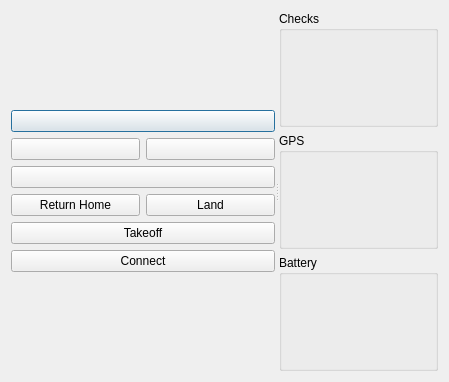
JF631/FLYJUMP, file ui/DroneControlDialog.ui: the form before one commit.
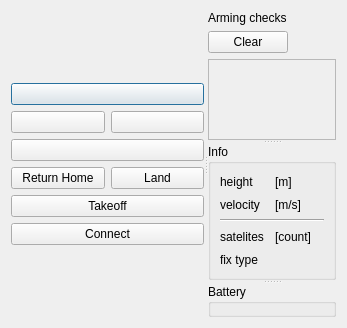
The form after the commit. Icons and pictures are not drawn.

Commit message: improves drone connection stability

Patch:
```diff
--- a/ui/DroneControlDialog.ui
+++ b/ui/DroneControlDialog.ui
@@ -6,16 +6,16 @@
    <rect>
     <x>0</x>
     <y>0</y>
-    <width>449</width>
-    <height>382</height>
+    <width>347</width>
+    <height>328</height>
    </rect>
   </property>
   <property name="windowTitle">
    <string>Dialog</string>
   </property>
-  <layout class="QHBoxLayout" name="horizontalLayout_3">
+  <layout class="QHBoxLayout" name="horizontalLayout_4">
    <item>
-    <widget class="QSplitter" name="splitter">
+    <widget class="QSplitter" name="splitter_2">
      <property name="orientation">
       <enum>Qt::Horizontal</enum>
      </property>
@@ -141,46 +141,77 @@
        </item>
       </layout>
      </widget>
+     <widget class="QSplitter" name="splitter">
+      <property name="orientation">
+       <enum>Qt::Vertical</enum>
+      </property>
      <widget class="QWidget" name="">
+       <layout class="QVBoxLayout" name="verticalLayout_3">
+        <item>
+         <widget class="QLabel" name="label_clear_messages">
+          <property name="text">
+           <string>Arming checks</string>
+          </property>
+         </widget>
+        </item>
+        <item>
+         <layout class="QHBoxLayout" name="horizontalLayout_3">
+          <item>
+           <widget class="QPushButton" name="clear_msg_button">
+            <property name="text">
+             <string>Clear</string>
+            </property>
+           </widget>
+          </item>
+          <item>
+           <spacer name="horizontalSpacer">
+            <property name="orientation">
+             <enum>Qt::Horizontal</enum>
+            </property>
+            <property name="sizeHint" stdset="0">
+             <size>
+              <width>18</width>
+              <height>20</height>
+             </size>
+            </property>
+           </spacer>
+          </item>
+         </layout>
+        </item>
+        <item>
+         <widget class="QScrollArea" name="scrollArea">
+          <property name="minimumSize">
+           <size>
+            <width>100</width>
+            <height>50</height>
+           </size>
+          </property>
+          <property name="widgetResizable">
+           <bool>true</bool>
+          </property>
+          <widget class="QWidget" name="scrollAreaWidgetContents">
+           <property name="geometry">
+            <rect>
+             <x>0</x>
+             <y>0</y>
+             <width>124</width>
+             <height>70</height>
+            </rect>
+           </property>
       <layout class="QVBoxLayout" name="verticalLayout">
        <item>
-        <widget class="QGroupBox" name="checks_groupbox">
-         <property name="title">
-          <string>Checks</string>
-         </property>
          <widget class="QLabel" name="label_arm_checks">
-          <property name="geometry">
-           <rect>
-            <x>10</x>
-            <y>20</y>
-            <width>151</width>
-            <height>41</height>
-           </rect>
-          </property>
-          <property name="sizePolicy">
-           <sizepolicy hsizetype="Expanding" vsizetype="Expanding">
-            <horstretch>0</horstretch>
-            <verstretch>0</verstretch>
-           </sizepolicy>
-          </property>
-          <property name="font">
-           <font>
-            <kerning>true</kerning>
-           </font>
-          </property>
           <property name="text">
            <string/>
           </property>
-          <property name="scaledContents">
-           <bool>true</bool>
-          </property>
-          <property name="alignment">
-           <set>Qt::AlignLeading|Qt::AlignLeft|Qt::AlignTop</set>
-          </property>
-         </widget>
-        </widget>
-       </item>
-       <item>
+             </widget>
+            </item>
+           </layout>
+          </widget>
+         </widget>
+        </item>
+       </layout>
+      </widget>
         <widget class="QGroupBox" name="gps_groupbox">
          <property name="minimumSize">
           <size>
@@ -189,30 +220,83 @@
           </size>
          </property>
          <property name="title">
-          <string>GPS</string>
-         </property>
-         <widget class="QLabel" name="label_gps">
-          <property name="geometry">
-           <rect>
-            <x>10</x>
-            <y>30</y>
-            <width>101</width>
-            <height>31</height>
-           </rect>
-          </property>
+        <string>Info</string>
+       </property>
+       <layout class="QVBoxLayout" name="verticalLayout_4">
+        <item>
+         <layout class="QHBoxLayout" name="horizontalLayout_5">
+          <item>
+           <widget class="QLabel" name="label_height">
+            <property name="text">
+             <string>height</string>
+            </property>
+           </widget>
+          </item>
+          <item>
+           <widget class="QLabel" name="label_height_m">
           <property name="text">
-           <string/>
-          </property>
-          <property name="scaledContents">
-           <bool>true</bool>
-          </property>
-          <property name="alignment">
-           <set>Qt::AlignLeading|Qt::AlignLeft|Qt::AlignTop</set>
-          </property>
-         </widget>
+             <string>[m]</string>
+            </property>
+           </widget>
+          </item>
+         </layout>
+        </item>
+        <item>
+         <layout class="QHBoxLayout" name="horizontalLayout_6">
+          <item>
+           <widget class="QLabel" name="label_velocity">
+            <property name="text">
+             <string>velocity</string>
+            </property>
+           </widget>
+          </item>
+          <item>
+           <widget class="QLabel" name="label_velocity_ms">
+            <property name="text">
+             <string>[m/s]</string>
+            </property>
+           </widget>
+          </item>
+         </layout>
+        </item>
+        <item>
+         <widget class="Line" name="line">
+          <property name="orientation">
+           <enum>Qt::Horizontal</enum>
+          </property>
         </widget>
        </item>
        <item>
+         <layout class="QHBoxLayout" name="horizontalLayout_7">
+          <item>
+           <widget class="QLabel" name="label_satelites">
+            <property name="text">
+             <string>satelites</string>
+            </property>
+           </widget>
+          </item>
+          <item>
+           <widget class="QLabel" name="label_satelites_count">
+            <property name="text">
+             <string>[count]</string>
+            </property>
+           </widget>
+          </item>
+         </layout>
+        </item>
+        <item>
+         <layout class="QHBoxLayout" name="horizontalLayout_8">
+          <item>
+           <widget class="QLabel" name="label_fix_type">
+            <property name="text">
+             <string>fix type</string>
+            </property>
+           </widget>
+          </item>
+         </layout>
+        </item>
+       </layout>
+      </widget>
         <widget class="QGroupBox" name="battery_groupbox">
          <property name="minimumSize">
           <size>
@@ -223,28 +307,7 @@
          <property name="title">
           <string>Battery</string>
          </property>
-         <widget class="QLabel" name="label_battery">
-          <property name="geometry">
-           <rect>
-            <x>10</x>
-            <y>30</y>
-            <width>101</width>
-            <height>31</height>
-           </rect>
-          </property>
-          <property name="text">
-           <string/>
-          </property>
-          <property name="scaledContents">
-           <bool>true</bool>
-          </property>
-          <property name="alignment">
-           <set>Qt::AlignLeading|Qt::AlignLeft|Qt::AlignTop</set>
-          </property>
-         </widget>
-        </widget>
-       </item>
-      </layout>
+      </widget>
      </widget>
     </widget>
    </item>
```
Lines whose indentation alone changed are shown as unchanged. The commit also changes 4 other files.
